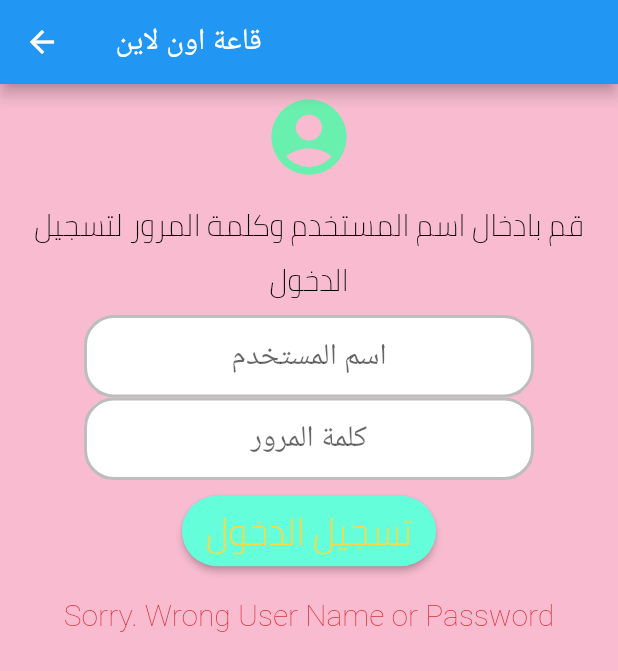
After one commit to AhmadHirthani/halls_reservation, a Flutter app: the LoginPage screen opened directly, after a tap on "تسجيل الدخول", on a phone screen of 412 x 824 dp. The commit adds this screen. Shown: the top 671 px of the screen. Run offline on Flutter 3.47's test engine with Material 2 defaults, Android fonts, the phone set to English and light mode, and no system bars; our stand-ins replace cloud_firestore, firebase_auth, firebase_core; missing offline and left inert: date_range_picker; accounts and stored records are empty; Roboto replaces fonts that are missing (Amiri).

```diff
--- a/lib/hallsList.dart
+++ b/lib/hallsList.dart
@@ -1,7 +1,7 @@
 import 'package:cloud_firestore/cloud_firestore.dart';
 import 'package:flutter/material.dart';
 
-class HallsList extends StatelessWidget {
+class hallsList extends StatelessWidget {
   final  stream =  Firestore.instance.collection("halls").getDocuments().asStream();
 
   @override
@@ -23,7 +23,7 @@ class HallsList extends StatelessWidget {
   }
 }
 
-class HallsPage extends StatelessWidget {
+class hallsPage extends StatelessWidget {
   @override
   Widget build(BuildContext context) {
     return MaterialApp(
@@ -35,7 +35,7 @@ class HallsPage extends StatelessWidget {
       home: Scaffold(
         appBar: AppBar(title: Text('قائمة الصالات')),
         body:
-        HallsList(),
+        hallsList(),
       ),
     );
   }
--- /dev/null
+++ b/lib/loginPage.dart
@@ -0,0 +1,139 @@
+import 'package:flutter/material.dart';
+
+class LoginPage extends StatefulWidget {
+  @override
+  _LoginPageState createState() => _LoginPageState();
+}
+
+class _LoginPageState extends State<LoginPage> {
+  final userNameController = new TextEditingController();
+  final passwordController = new TextEditingController();
+
+  var userName = "";
+  var password = "";
+  var result = "";
+
+
+  void readInputs() {
+    setState(() {
+      result = "";
+      var userNameEntry = userNameController.text;
+      var passwordEntry = passwordController.text;
+      if ((userNameEntry == "admin") && (passwordEntry == "admin")) {
+
+        result = "OK. Wellcome $result $userNameEntry";
+      } else {
+        result = "Sorry. Wrong User Name or Password";
+      }
+    });
+  }
+
+  @override
+  Widget build(BuildContext context) {
+    return new Scaffold(
+        backgroundColor: Colors.pink[100],
+        appBar: new AppBar(
+          title: new Text(" قاعة اون لاين "),
+        ),
+        body: SingleChildScrollView(
+          child: ConstrainedBox(
+            constraints: BoxConstraints(),
+            child: new Center(
+                child: new Column(
+                    mainAxisAlignment: MainAxisAlignment.start,
+                    children: <Widget>[
+                      new Padding(
+                        padding: const EdgeInsets.all(5),
+                        child: new Icon(Icons.account_circle,
+                            size: 60, color: Colors.greenAccent),
+                      ),
+
+                      new Padding(
+                          padding: const EdgeInsets.all(5),
+                          child: new Text(
+                            "قم بادخال اسم المستخدم وكلمة المرور لتسجيل الدخول",
+                            textAlign: TextAlign.center,
+                            style: new TextStyle(
+                              fontSize: 20.0,
+                              color: Colors.black,
+                              fontWeight: FontWeight.w200,
+                              fontFamily: "Cairo",
+                            ),
+                          )),
+                      //here
+
+                      new Container(
+                          width: 300,
+                          height: 55,
+                          decoration: BoxDecoration(
+                            color: Colors.white,
+                            border: Border.all(
+                              color: Colors.black26,
+                              width: 2,
+                            ),
+                            borderRadius: BorderRadius.circular(20),
+                          ),
+                          child: new TextField(
+                              controller: userNameController,
+                              textAlign: TextAlign.center,
+                              decoration: InputDecoration(
+                                  border: InputBorder.none,
+                                  hintText: 'اسم المستخدم'),
+                              style: new TextStyle(
+                                  color: Colors.black,
+                                  fontSize: 20.0,
+                                  fontWeight: FontWeight.w200,
+                                  fontFamily: "Amiri"))),
+
+                      new Container(
+                          width: 300,
+                          height: 55,
+                          decoration: BoxDecoration(
+                            color: Colors.white,
+                            border: Border.all(
+                              color: Colors.black26,
+                              width: 2,
+                            ),
+                            borderRadius: BorderRadius.circular(20),
+                          ),
+                          child: new TextField(
+                              controller: passwordController,
+                              textAlign: TextAlign.center,
+                              decoration: InputDecoration(
+                                  border: InputBorder.none,
+                                  hintText: 'كلمة المرور '),
+                              style: new TextStyle(
+                                  fontSize: 20.0,
+                                  fontWeight: FontWeight.w200,
+                                  fontFamily: "Amiri"))),
+                      new Container(
+                          padding: EdgeInsets.fromLTRB(10, 10, 10, 10),
+                          child: new RaisedButton(
+                              onPressed: readInputs,
+                              shape: RoundedRectangleBorder(
+                                  borderRadius: new BorderRadius.circular(40.0)),
+                              key: null,
+                              color: Colors.tealAccent,
+                              child: new Text("تسجيل الدخول",
+                                  style: new TextStyle(
+                                      fontSize: 25.0,
+                                      color: Colors.amberAccent,
+                                      fontWeight: FontWeight.w200,
+                                      fontFamily: "Cairo")))),
+                      new Container(
+                          padding: EdgeInsets.fromLTRB(10, 10, 10, 10),
+                          child: new Text(
+                            result,
+                            textAlign: TextAlign.center,
+                            style: new TextStyle(
+                              fontSize: 20.0,
+                              color: const Color(0xFFd71a1a),
+                              fontWeight: FontWeight.w200,
+                              fontFamily: "Roboto",
+                            ),
+                          ))
+                    ])),
+          ),
+        ));
+  }
+}
--- a/pubspec.yaml
+++ b/pubspec.yaml
@@ -38,6 +38,8 @@ dev_dependencies:
 
 # The following section is specific to Flutter.
 flutter:
+  assets:
+    - assets/pics/mzaya.jpg
 
   # The following line ensures that the Material Icons font is
   # included with your application, so that you can use the icons in
```
Also changed, not shown: lib/homePage.dart (renamed from lib/mainPage.dart, +23 -18 lines), lib/main.dart (+6 -146 lines), lib/searchResultPage.dart (added, +59 -0 lines).
